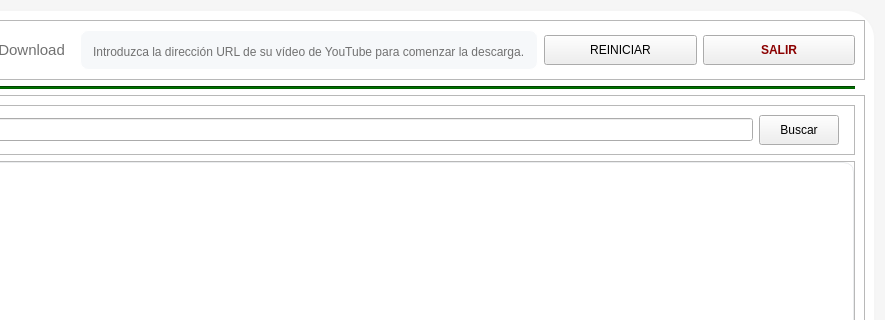
Qt form app/gui/MainWindow.ui (caicesardev/PyDownload) before a commit; both pictures show x 231 to 1116 and y 0 to 320 of the 1116 by 778 pixel window.
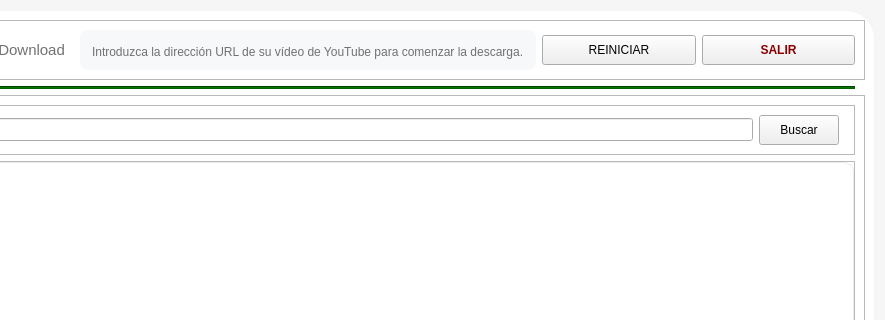
The same form after that commit. Icons and pictures are not drawn.

```diff
--- a/app/gui/MainWindow.ui
+++ b/app/gui/MainWindow.ui
@@ -294,7 +294,6 @@
            <widget class="QFrame" name="status_label_frame">
             <property name="styleSheet">
              <string notr="true">QFrame#status_label_frame{
-	border: 1px solid white;
 	border-radius: 8px;
 	background-color: #F6F8FA;
 }</string>
```
Left out of the diff: 1 changed line with no effect on the pictures.
